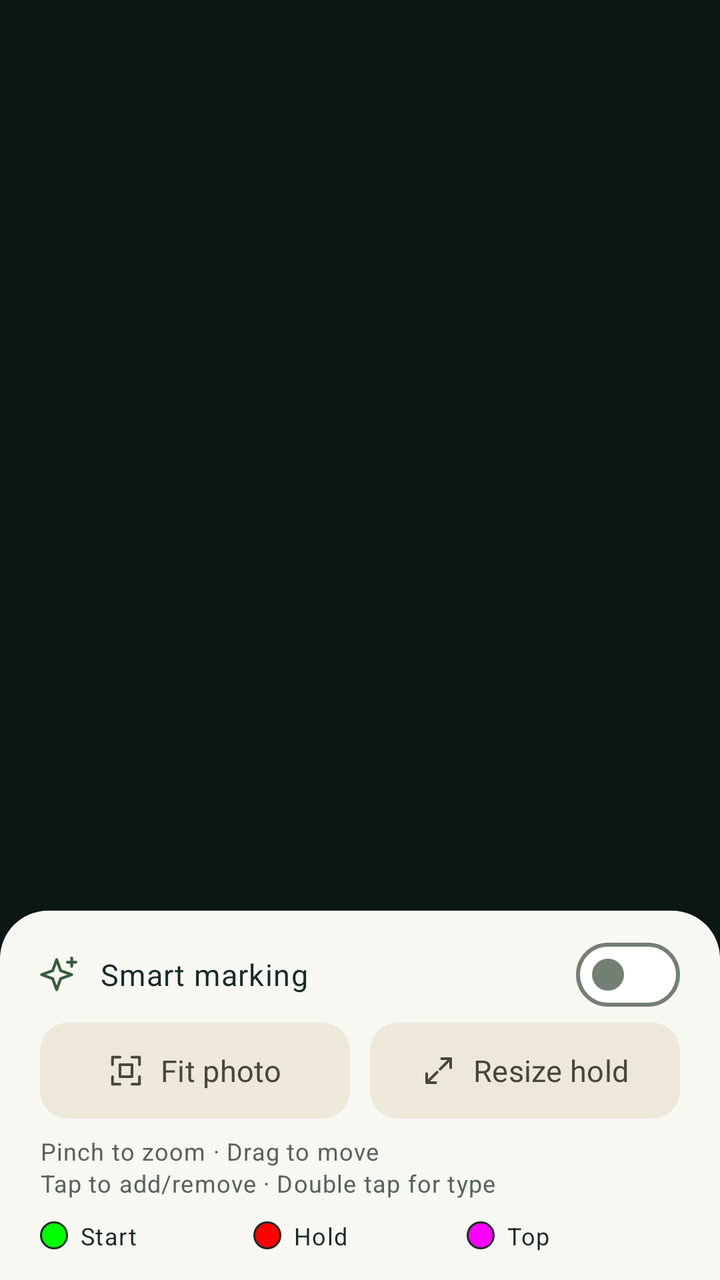
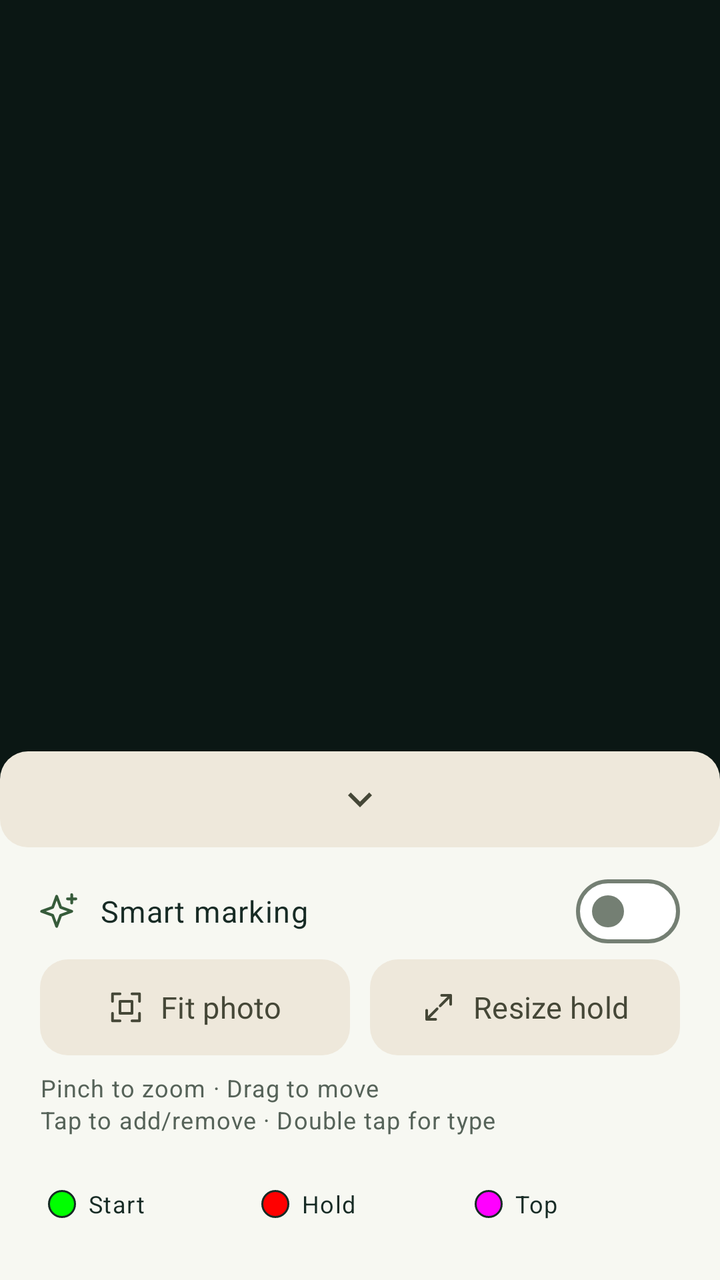

Two renders of the same Android screen: before a commit and after it. Below are the layout's source before the change and the commit's diff.
<!-- AndroidManifest.xml: application theme AppTheme -->
<!-- res/layout/fragment_boulder.xml -->
<?xml version="1.0" encoding="utf-8"?>
<LinearLayout xmlns:android="http://schemas.android.com/apk/res/android"
    xmlns:app="http://schemas.android.com/apk/res-auto"
    xmlns:tools="http://schemas.android.com/tools"
    android:layout_width="match_parent"
    android:layout_height="match_parent"
    android:background="@color/editor_background"
    android:orientation="vertical"
    tools:ignore="Overdraw">

    

    <RelativeLayout
        android:id="@+id/rlBoulderFragment"
        android:layout_width="match_parent"
        android:layout_height="0dp"
        android:layout_weight="1"
        android:background="@color/editor_background" />

    <LinearLayout
        android:layout_width="match_parent"
        android:layout_height="wrap_content"
        android:background="@drawable/editor_panel_background"
        android:orientation="vertical"
        android:paddingStart="20dp"
        android:paddingTop="8dp"
        android:paddingEnd="20dp"
        android:paddingBottom="14dp">

        <LinearLayout
            android:layout_width="match_parent"
            android:layout_height="wrap_content"
            android:gravity="center_vertical"
            android:orientation="horizontal">
            <ImageView
                android:layout_width="20dp"
                android:layout_height="20dp"
                android:layout_marginEnd="10dp"
                android:importantForAccessibility="no"
                android:src="@drawable/ic_sparkles"
                app:tint="@color/colorPrimary" />
            <com.google.android.material.materialswitch.MaterialSwitch
                android:id="@+id/smart_marking"
                android:layout_width="0dp"
                android:layout_height="wrap_content"
                android:layout_weight="1"
                android:minHeight="48dp"
                android:text="@string/smart_marking"
                android:textAppearance="@style/TextAppearance.Boulder.Body"
                android:textColor="@color/on_surface" />
        </LinearLayout>
        <TextView
            android:id="@+id/smart_marking_status"
            android:layout_width="match_parent"
            android:layout_height="wrap_content"
            android:layout_marginBottom="8dp"
            android:accessibilityLiveRegion="polite"
            android:textAppearance="?attr/textAppearanceBodySmall"
            android:textColor="@color/on_surface_variant"
            android:visibility="gone" />

        <LinearLayout
            android:layout_width="match_parent"
            android:layout_height="wrap_content"
            android:baselineAligned="false"
            android:orientation="horizontal">
            <com.google.android.material.button.MaterialButton
                android:id="@+id/action_fit_photo"
                style="@style/Widget.Boulder.Button.Tonal"
                android:layout_width="0dp"
                android:layout_height="wrap_content"
                android:layout_marginEnd="5dp"
                android:layout_weight="1"
                android:minHeight="48dp"
                android:text="@string/fit_photo"
                app:icon="@drawable/ic_fit"
                app:iconGravity="textStart"
                app:iconSize="18dp" />
            <com.google.android.material.button.MaterialButton
                android:id="@+id/action_resize_hold"
                style="@style/Widget.Boulder.Button.Tonal"
                android:layout_width="0dp"
                android:layout_height="wrap_content"
                android:layout_marginStart="5dp"
                android:layout_weight="1"
                android:minHeight="48dp"
                android:text="@string/resize_hold"
                app:icon="@drawable/ic_resize"
                app:iconGravity="textStart"
                app:iconSize="18dp" />
        </LinearLayout>
        <TextView
            android:id="@+id/editor_gesture_hint"
            android:layout_width="match_parent"
            android:layout_height="wrap_content"
            android:layout_marginTop="8dp"
            android:lineSpacingExtra="2dp"
            android:text="@string/editor_gesture_hint"
            android:textAppearance="?attr/textAppearanceBodySmall"
            android:textColor="@color/on_surface_variant" />
        <LinearLayout
            android:layout_width="match_parent"
            android:layout_height="wrap_content"
            android:layout_marginTop="10dp"
            android:gravity="center_vertical"
            android:orientation="horizontal">
            <TextView
                android:layout_width="0dp"
                android:layout_height="wrap_content"
                android:layout_weight="1"
                android:drawablePadding="6dp"
                android:id="@+id/legend_start"
                android:text="@string/start_hold"
                android:textAppearance="?attr/textAppearanceLabelMedium"
                android:textColor="@color/on_surface"
                app:drawableStartCompat="@drawable/hold_start" />
            <TextView
                android:layout_width="0dp"
                android:layout_height="wrap_content"
                android:layout_weight="1"
                android:drawablePadding="6dp"
                android:id="@+id/legend_regular"
                android:text="@string/regular_hold"
                android:textAppearance="?attr/textAppearanceLabelMedium"
                android:textColor="@color/on_surface"
                app:drawableStartCompat="@drawable/hold_regular" />
            <TextView
                android:layout_width="0dp"
                android:layout_height="wrap_content"
                android:layout_weight="1"
                android:drawablePadding="6dp"
                android:id="@+id/legend_top"
                android:text="@string/top_hold"
                android:textAppearance="?attr/textAppearanceLabelMedium"
                android:textColor="@color/on_surface"
                app:drawableStartCompat="@drawable/hold_top" />
        </LinearLayout>
    </LinearLayout>
</LinearLayout>
<!-- resources referenced by this layout -->
<resources>
  <color name="colorPrimary">#365B3A</color>
  <color name="editor_background">#0B1714</color>
  <color name="on_surface">#172B25</color>
  <color name="on_surface_variant">#566359</color>
  <!-- drawable editor_panel_background (drawable) -->
  <shape xmlns:android="http://schemas.android.com/apk/res/android">
      <solid android:color="@color/app_surface" />
      <corners android:topLeftRadius="24dp" android:topRightRadius="24dp" />
  </shape>
  <string name="editor_gesture_hint">Pinch to zoom · Drag to move\nTap to add/remove · Double tap for type</string>
  <string name="fit_photo">Fit photo</string>
  <string name="regular_hold">Hold</string>
  <string name="resize_hold">Resize hold</string>
  <string name="smart_marking">Smart marking</string>
  <string name="start_hold">Start</string>
  <string name="top_hold">Top</string>
  <style name="TextAppearance.Boulder.Body" parent="TextAppearance.Material3.BodyLarge">
          <item name="android:textSize">15sp</item>
          <item name="android:textColor">@color/on_surface_variant</item>
      </style>
  <color name="app_surface">#F7F8F2</color>
  <color name="hold_regular">#FF0000</color>
  <color name="hold_start">#00FF00</color>
  <color name="hold_top">#FF00FF</color>
  <color name="on_primary">#FFFFFF</color>
  <color name="primary_container">#E7F1C4</color>
  <color name="on_primary_container">#243A22</color>
  <color name="colorAccent">#506538</color>
  <color name="secondary_container">#EEE8DB</color>
  <color name="on_secondary_container">#454737</color>
  <color name="surface_container">#EBEFE4</color>
  <color name="surface_high">#FFFFFF</color>
  <color name="outline">#747F73</color>
  <color name="outline_variant">#D7DDCF</color>
  <color name="app_background">#F7F8F2</color>
  <style name="ShapeAppearance.Boulder.Dialog" parent="ShapeAppearance.Material3.Corner.ExtraLarge">
          <item name="cornerSize">28dp</item>
      </style>
  <style name="MaterialAlertDialog.Boulder.Title.Text" parent="MaterialAlertDialog.Material3.Title.Text">
          <item name="android:textAppearance">@style/TextAppearance.Boulder.Title</item>
      </style>
  <!-- unchanged entries left out for length: 13 -->
</resources>

<!-- the commit's change to res/layout/fragment_boulder.xml (unified diff, before → after) -->
@@ -1,5 +1,6 @@
 <?xml version="1.0" encoding="utf-8"?>
-<LinearLayout xmlns:android="http://schemas.android.com/apk/res/android"
+<LinearLayout
+    xmlns:android="http://schemas.android.com/apk/res/android"
     xmlns:app="http://schemas.android.com/apk/res-auto"
     xmlns:tools="http://schemas.android.com/tools"
     android:layout_width="match_parent"
@@ -7,133 +8,245 @@
     android:background="@color/editor_background"
     android:orientation="vertical"
     tools:ignore="Overdraw">
-
     
-
     <RelativeLayout
         android:id="@+id/rlBoulderFragment"
         android:layout_width="match_parent"
         android:layout_height="0dp"
         android:layout_weight="1"
         android:background="@color/editor_background" />
+    <LinearLayout
+        android:id="@+id/editor_controls"
+        android:layout_width="match_parent"
+        android:layout_height="wrap_content"
+        android:background="@drawable/editor_panel_background"
+        android:orientation="vertical">
+        <com.google.android.material.button.MaterialButton
+            style="@style/Widget.Boulder.Button.Tonal"
+            android:id="@+id/action_toggle_editor_controls"
+            android:layout_width="match_parent"
+            android:layout_height="48dp"
+            android:minHeight="48dp"
+            android:contentDescription="@string/editor_controls_collapse"
+            app:icon="@drawable/ic_editor_collapse"
+            app:iconGravity="textStart"
+            app:iconSize="24dp"
+            android:insetTop="0dp"
+            android:insetBottom="0dp"
+            android:insetLeft="0dp"
+            android:insetRight="0dp"
+            app:iconPadding="0dp"
+            android:minWidth="48dp" />
+        <LinearLayout
+            android:id="@+id/editor_controls_content"
+            android:layout_width="match_parent"
+            android:layout_height="wrap_content"
+            android:orientation="vertical"
+            android:paddingStart="20dp"
+            android:paddingTop="8dp"
+            android:paddingEnd="20dp"
+            android:paddingBottom="14dp">
+            <LinearLayout
+                android:layout_width="match_parent"
+                android:layout_height="wrap_content"
+                android:gravity="center_vertical"
+                android:orientation="horizontal">
+                <ImageView
+                    android:layout_width="20dp"
+                    android:layout_height="20dp"
+                    android:layout_marginEnd="10dp"
+                    android:importantForAccessibility="no"
+                    android:src="@drawable/ic_sparkles"
+                    app:tint="@color/colorPrimary" />
+                <com.google.android.material.materialswitch.MaterialSwitch
+                    android:id="@+id/smart_marking"
+                    android:layout_width="0dp"
+                    android:layout_height="wrap_content"
+                    android:layout_weight="1"
+                    android:minHeight="48dp"
+                    android:text="@string/smart_marking"
+                    android:textAppearance="@style/TextAppearance.Boulder.Body"
+                    android:textColor="@color/on_surface" />
+            </LinearLayout>
+            <TextView
+                android:id="@+id/smart_marking_status"
+                android:layout_width="match_parent"
+                android:layout_height="wrap_content"
+                android:layout_marginBottom="8dp"
+                android:accessibilityLiveRegion="polite"
+                android:textAppearance="?attr/textAppearanceBodySmall"
+                android:textColor="@color/on_surface_variant"
+                android:visibility="gone" />
+            <LinearLayout
+                android:layout_width="match_parent"
+                android:layout_height="wrap_content"
+                android:baselineAligned="false"
+                android:orientation="horizontal">
+                <com.google.android.material.button.MaterialButton
+                    android:id="@+id/action_fit_photo"
+                    style="@style/Widget.Boulder.Button.Tonal"
+                    android:layout_width="0dp"
+                    android:layout_height="wrap_content"
+                    android:layout_marginEnd="5dp"
+                    android:layout_weight="1"
+                    android:minHeight="48dp"
+                    android:text="@string/fit_photo"
+                    app:icon="@drawable/ic_fit"
+                    app:iconGravity="textStart"
+                    app:iconSize="18dp" />
+                <com.google.android.material.button.MaterialButton
+                    android:id="@+id/action_resize_hold"
+                    style="@style/Widget.Boulder.Button.Tonal"
+                    android:layout_width="0dp"
+                    android:layout_height="wrap_content"
+                    android:layout_marginStart="5dp"
+                    android:layout_weight="1"
+                    android:minHeight="48dp"
+                    android:text="@string/resize_hold"
+                    app:icon="@drawable/ic_resize"
+                    app:iconGravity="textStart"
+                    app:iconSize="18dp" />
+            </LinearLayout>
+            <TextView
+                android:id="@+id/editor_gesture_hint"
+                android:layout_width="match_parent"
+                android:layout_height="wrap_content"
+                android:layout_marginTop="8dp"
+                android:lineSpacingExtra="2dp"
+                android:text="@string/editor_gesture_hint"
+                android:textAppearance="?attr/textAppearanceBodySmall"
+                android:textColor="@color/on_surface_variant" />
+            <LinearLayout
+                android:layout_width="match_parent"
+                android:layout_height="wrap_content"
+                android:layout_marginTop="10dp"
+                android:gravity="center_vertical"
+                android:orientation="horizontal">
+                <TextView
+                    android:layout_width="0dp"
+                    android:layout_height="wrap_content"
+                    android:layout_weight="1"
+                    android:drawablePadding="6dp"
+                    android:id="@+id/legend_start"
+                    android:text="@string/start_hold"
+                    android:textAppearance="?attr/textAppearanceLabelMedium"
+                    android:textColor="@color/on_surface"
+                    app:drawableStartCompat="@drawable/hold_start"
+                    android:minHeight="48dp"
+                    android:gravity="center_vertical"
+                    android:background="@drawable/editor_legend_background"
+                    android:padding="4dp"
+                    android:clickable="true"
+                    android:focusable="true" />
+                <TextView
+                    android:layout_width="0dp"
+                    android:layout_height="wrap_content"
+                    android:layout_weight="1"
+                    android:drawablePadding="6dp"
+                    android:id="@+id/legend_regular"
+                    android:text="@string/regular_hold"
+                    android:textAppearance="?attr/textAppearanceLabelMedium"
+                    android:textColor="@color/on_surface"
+                    app:drawableStartCompat="@drawable/hold_regular"
+                    android:minHeight="48dp"
+                    android:gravity="center_vertical"
+                    android:background="@drawable/editor_legend_background"
+                    android:padding="4dp"
+                    android:clickable="true"
+                    android:focusable="true" />
+                <TextView
+                    android:layout_width="0dp"
+                    android:layout_height="wrap_content"
+                    android:layout_weight="1"
+                    android:drawablePadding="6dp"
+                    android:id="@+id/legend_top"
+                    android:text="@string/top_hold"
+                    android:textAppearance="?attr/textAppearanceLabelMedium"
+                    android:textColor="@color/on_surface"
+                    app:drawableStartCompat="@drawable/hold_top"
+                    android:minHeight="48dp"
+                    android:gravity="center_vertical"
+                    android:background="@drawable/editor_legend_background"
+                    android:padding="4dp"
+                    android:clickable="true"
+                    android:focusable="true" />
+            </LinearLayout>
+        </LinearLayout>
+    </LinearLayout>
+    <include
+        layout="@layout/panel_hold_size" />
+</LinearLayout>
+<!-- res/layout/panel_hold_size.xml (included above) -->
+<?xml version="1.0" encoding="utf-8"?>
+<LinearLayout xmlns:android="http://schemas.android.com/apk/res/android"
+    xmlns:app="http://schemas.android.com/apk/res-auto"
+    android:id="@+id/hold_size_panel"
+    android:layout_width="match_parent"
+    android:layout_height="wrap_content"
+    android:background="@drawable/editor_panel_background"
+    android:orientation="vertical"
+    android:paddingStart="16dp"
+    android:paddingTop="4dp"
+    android:paddingEnd="16dp"
+    android:paddingBottom="8dp"
+    android:visibility="gone">
 
     <LinearLayout
         android:layout_width="match_parent"
         android:layout_height="wrap_content"
-        android:background="@drawable/editor_panel_background"
-        android:orientation="vertical"
-        android:paddingStart="20dp"
-        android:paddingTop="8dp"
-        android:paddingEnd="20dp"
-        android:paddingBottom="14dp">
-
-        <LinearLayout
-            android:layout_width="match_parent"
-            android:layout_height="wrap_content"
-            android:gravity="center_vertical"
-            android:orientation="horizontal">
-            <ImageView
-                android:layout_width="20dp"
-                android:layout_height="20dp"
-                android:layout_marginEnd="10dp"
-                android:importantForAccessibility="no"
-                android:src="@drawable/ic_sparkles"
-                app:tint="@color/colorPrimary" />
-            <com.google.android.material.materialswitch.MaterialSwitch
-                android:id="@+id/smart_marking"
-                android:layout_width="0dp"
-                android:layout_height="wrap_content"
-                android:layout_weight="1"
-                android:minHeight="48dp"
-                android:text="@string/smart_marking"
-                android:textAppearance="@style/TextAppearance.Boulder.Body"
-                android:textColor="@color/on_surface" />
-        </LinearLayout>
+        android:gravity="center_vertical"
+        android:orientation="horizontal">
         <TextView
-            android:id="@+id/smart_marking_status"
-            android:layout_width="match_parent"
-            android:layout_height="wrap_content"
-            android:layout_marginBottom="8dp"
-            android:accessibilityLiveRegion="polite"
-            android:textAppearance="?attr/textAppearanceBodySmall"
-            android:textColor="@color/on_surface_variant"
-            android:visibility="gone" />
-
-        <LinearLayout
-            android:layout_width="match_parent"
-            android:layout_height="wrap_content"
-            android:baselineAligned="false"
-            android:orientation="horizontal">
-            <com.google.android.material.button.MaterialButton
-                android:id="@+id/action_fit_photo"
-                style="@style/Widget.Boulder.Button.Tonal"
-                android:layout_width="0dp"
-                android:layout_height="wrap_content"
-                android:layout_marginEnd="5dp"
-                android:layout_weight="1"
-                android:minHeight="48dp"
-                android:text="@string/fit_photo"
-                app:icon="@drawable/ic_fit"
-                app:iconGravity="textStart"
-                app:iconSize="18dp" />
-            <com.google.android.material.button.MaterialButton
-                android:id="@+id/action_resize_hold"
-                style="@style/Widget.Boulder.Button.Tonal"
-                android:layout_width="0dp"
-                android:layout_height="wrap_content"
-                android:layout_marginStart="5dp"
-                android:layout_weight="1"
-                android:minHeight="48dp"
-                android:text="@string/resize_hold"
-                app:icon="@drawable/ic_resize"
-                app:iconGravity="textStart"
-                app:iconSize="18dp" />
-        </LinearLayout>
+            android:layout_width="0dp"
+            android:layout_height="wrap_content"
+            android:layout_weight="1"
+            android:text="@string/hold_size"
+            android:textAppearance="?attr/textAppearanceTitleMedium"
+            android:textColor="@color/on_surface" />
+        <com.google.android.material.button.MaterialButton
+            android:id="@+id/hold_size_cancel"
+            style="@style/Widget.Material3.Button.TextButton"
+            android:layout_width="wrap_content"
+            android:layout_height="wrap_content"
+            android:minHeight="48dp"
+            android:text="@string/cancel" />
+        <com.google.android.material.button.MaterialButton
+            android:id="@+id/hold_size_apply"
+            style="@style/Widget.Boulder.Button.Tonal"
+            android:layout_width="wrap_content"
+            android:layout_height="wrap_content"
+            android:layout_marginStart="8dp"
+            android:minHeight="48dp"
+            android:text="@string/apply" />
+    </LinearLayout>
+    <LinearLayout
+        android:layout_width="match_parent"
+        android:layout_height="wrap_content"
+        android:gravity="center_vertical"
+        android:orientation="horizontal">
         <TextView
-            android:id="@+id/editor_gesture_hint"
-            android:layout_width="match_parent"
-            android:layout_height="wrap_content"
-            android:layout_marginTop="8dp"
-            android:lineSpacingExtra="2dp"
-            android:text="@string/editor_gesture_hint"
-            android:textAppearance="?attr/textAppearanceBodySmall"
+            android:layout_width="wrap_content"
+            android:layout_height="wrap_content"
+            android:text="@string/hold_size_small"
+            android:textAppearance="?attr/textAppearanceLabelMedium"
             android:textColor="@color/on_surface_variant" />
-        <LinearLayout
-            android:layout_width="match_parent"
-            android:layout_height="wrap_content"
-            android:layout_marginTop="10dp"
-            android:gravity="center_vertical"
-            android:orientation="horizontal">
-            <TextView
-                android:layout_width="0dp"
-                android:layout_height="wrap_content"
-                android:layout_weight="1"
-                android:drawablePadding="6dp"
-                android:id="@+id/legend_start"
-                android:text="@string/start_hold"
-                android:textAppearance="?attr/textAppearanceLabelMedium"
-                android:textColor="@color/on_surface"
-                app:drawableStartCompat="@drawable/hold_start" />
-            <TextView
-                android:layout_width="0dp"
-                android:layout_height="wrap_content"
-                android:layout_weight="1"
-                android:drawablePadding="6dp"
-                android:id="@+id/legend_regular"
-                android:text="@string/regular_hold"
-                android:textAppearance="?attr/textAppearanceLabelMedium"
-                android:textColor="@color/on_surface"
-                app:drawableStartCompat="@drawable/hold_regular" />
-            <TextView
-                android:layout_width="0dp"
-                android:layout_height="wrap_content"
-                android:layout_weight="1"
-                android:drawablePadding="6dp"
-                android:id="@+id/legend_top"
-                android:text="@string/top_hold"
-                android:textAppearance="?attr/textAppearanceLabelMedium"
-                android:textColor="@color/on_surface"
-                app:drawableStartCompat="@drawable/hold_top" />
-        </LinearLayout>
+        <com.google.android.material.slider.Slider
+            android:id="@+id/hold_size"
+            android:layout_width="0dp"
+            android:layout_height="48dp"
+            android:layout_weight="1"
+            android:contentDescription="@string/hold_size_description"
+            android:valueFrom="0"
+            android:valueTo="100"
+            app:haloColor="@color/colorPrimary"
+            app:thumbColor="@color/colorPrimary"
+            app:trackColorActive="@color/colorPrimary"
+            app:trackColorInactive="@color/outline_variant" />
+        <TextView
+            android:layout_width="wrap_content"
+            android:layout_height="wrap_content"
+            android:text="@string/hold_size_large"
+            android:textAppearance="?attr/textAppearanceLabelMedium"
+            android:textColor="@color/on_surface_variant" />
     </LinearLayout>
 </LinearLayout>
<!-- resource entries referenced after the edit -->
@@ -9,8 +9,20 @@
       <solid android:color="@color/app_surface" />
       <corners android:topLeftRadius="24dp" android:topRightRadius="24dp" />
   </shape>
+  <!-- drawable ic_editor_collapse (drawable) -->
+  <vector xmlns:android="http://schemas.android.com/apk/res/android"
+      android:width="24dp" android:height="24dp" android:viewportWidth="24" android:viewportHeight="24">
+      <path android:fillColor="@color/on_surface" android:pathData="M7.4,8.6L12,13.2L16.6,8.6L18,10L12,16L6,10Z" />
+  </vector>
+  <string name="apply">Apply</string>
+  <string name="cancel">Cancel</string>
+  <string name="editor_controls_collapse">Hide editor controls</string>
   <string name="editor_gesture_hint">Pinch to zoom · Drag to move\nTap to add/remove · Double tap for type</string>
   <string name="fit_photo">Fit photo</string>
+  <string name="hold_size">Hold size</string>
+  <string name="hold_size_description">Adjust the marker to fit the climbing hold.</string>
+  <string name="hold_size_large">Large</string>
+  <string name="hold_size_small">Small</string>
   <string name="regular_hold">Hold</string>
   <string name="resize_hold">Resize hold</string>
   <string name="smart_marking">Smart marking</string>
@@ -34,6 +46,30 @@
   <color name="surface_high">#FFFFFF</color>
   <color name="outline">#747F73</color>
   <color name="outline_variant">#D7DDCF</color>
+  <!-- drawable editor_legend_background (drawable) -->
+  <selector xmlns:android="http://schemas.android.com/apk/res/android">
+      <item android:state_activated="true">
+          <shape>
+              <solid android:color="@color/surface_container" />
+              <corners android:radius="8dp" />
+              <stroke android:width="2dp" android:color="@color/colorPrimary" />
+          </shape>
+      </item>
+      <item android:state_selected="true">
+          <shape>
+              <solid android:color="@color/surface_container" />
+              <corners android:radius="8dp" />
+              <stroke android:width="1dp" android:color="@color/colorPrimary" />
+          </shape>
+      </item>
+      <item android:state_pressed="true">
+          <shape>
+              <solid android:color="@color/surface_container" />
+              <corners android:radius="8dp" />
+          </shape>
+      </item>
+      <item><shape><solid android:color="@android:color/transparent" /></shape></item>
+  </selector>
   <color name="app_background">#F7F8F2</color>
   <style name="ShapeAppearance.Boulder.Dialog" parent="ShapeAppearance.Material3.Corner.ExtraLarge">
           <item name="cornerSize">28dp</item>
